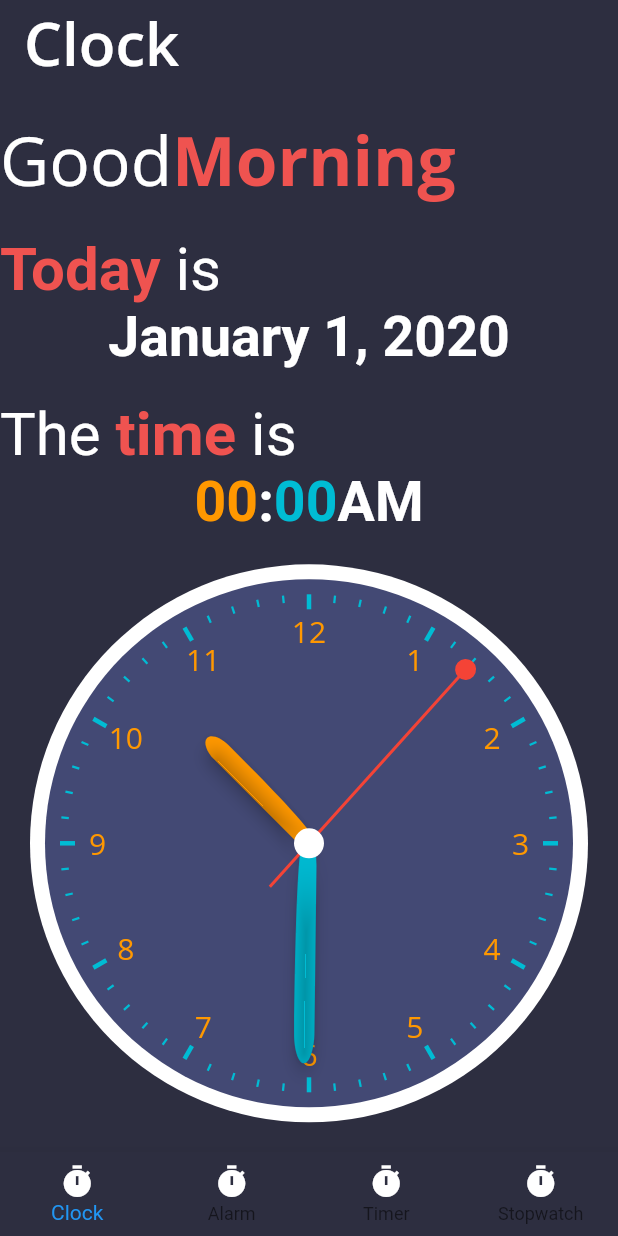
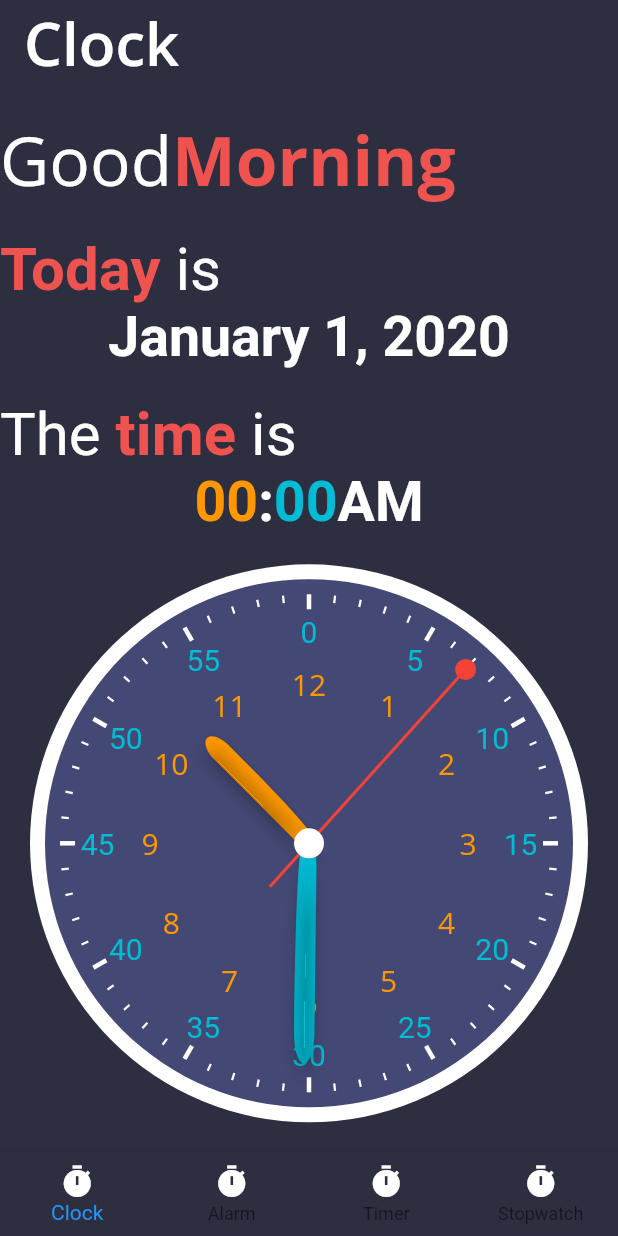
Before and after one commit to saldanaj97/Child-Friendly-Clock, a Flutter app: the screen it shows after launch, on a phone screen of 412 x 824 dp. Run offline on Flutter 3.47's test engine with Material 2 defaults, Android fonts, the phone set to English and light mode, and no system bars; our stand-ins replace flutter_svg, numberpicker, sqflite; accounts and stored records are empty; Roboto replaces fonts that are missing (Open Sans).

Commit message:
Clock completed

```diff
--- a/child_friendly_clock/lib/src/home/view/clock/clock.dart
+++ b/child_friendly_clock/lib/src/home/view/clock/clock.dart
@@ -1,6 +1,7 @@
 import 'package:flutter/material.dart';
 import './clock_body.dart';
 
+/* Tutorial for clock found here https://medium.com/@NPKompleet/creating-an-analog-clock-in-flutter-i-68def107d9f4 */
 class Clock extends StatelessWidget {
   @override
   Widget build(BuildContext context) {
--- a/child_friendly_clock/lib/src/home/view/clock/clock_dial_painter.dart
+++ b/child_friendly_clock/lib/src/home/view/clock/clock_dial_painter.dart
@@ -28,7 +28,7 @@ class ClockDialPainter extends CustomPainter {
           fontFamily: 'Open Sans',
           fontSize: 20.0,
         ) {
-    tickPaint.color = Colors.cyan;
+    tickPaint.color = Colors.white;
   }
 
   @override
@@ -46,14 +46,34 @@ class ClockDialPainter extends CustomPainter {
       tickPaint.strokeWidth = i % 5 == 0 ? hourTickMarkWidth : minuteTickMarkWidth;
       canvas.drawLine(Offset(0.0, -radius), Offset(0.0, -radius + tickMarkLength), tickPaint);
 
-      //draw the text
+      //draw the hours
+      if (i % 5 == 0) {
+        canvas.save();
+        canvas.translate(0.0, -radius + 60.0);
+
+        textPainter.text = TextSpan(
+          text: this.clockText == ClockText.roman ? '${romanNumeralList[i ~/ 5]}' : '${i == 0 ? 12 : i ~/ 5}',
+          style: textStyle,
+        );
+
+        //helps make the text painted vertically
+        canvas.rotate(-angle * i);
+
+        textPainter.layout();
+
+        textPainter.paint(canvas, Offset(-(textPainter.width / 2), -(textPainter.height / 2)));
+
+        canvas.restore();
+      }
+
+      //draw the minutes
       if (i % 5 == 0) {
         canvas.save();
         canvas.translate(0.0, -radius + 25.0);
 
         textPainter.text = TextSpan(
-          text: this.clockText == ClockText.roman ? '${romanNumeralList[i ~/ 5]}' : '${i == 0 ? 12 : i ~/ 5}',
-          style: textStyle,
+          text: this.clockText == ClockText.roman ? '${romanNumeralList[i ~/ 5]}' : '${i}',
+          style: TextStyle(color: Colors.cyan, fontSize: 20, fontFamily: 'Open'),
         );
 
         //helps make the text painted vertically
```
